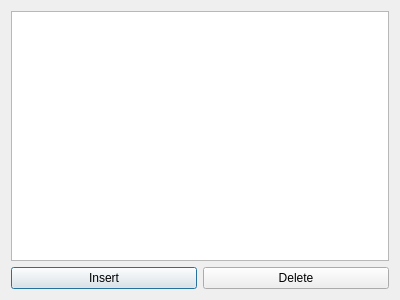
Old version of the form TracePen.ui in the repository AndrewReynen/Lazylyst.
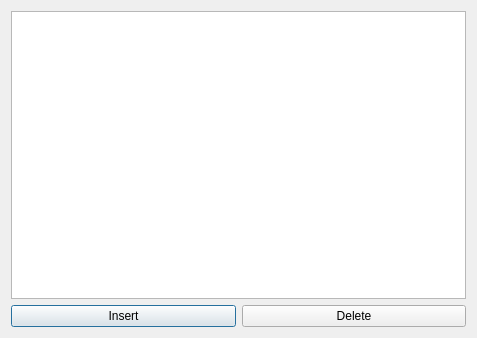
New version of the form.

```diff
--- a/TracePen.ui
+++ b/TracePen.ui
@@ -6,8 +6,8 @@
    <rect>
     <x>0</x>
     <y>0</y>
-    <width>400</width>
-    <height>300</height>
+    <width>477</width>
+    <height>338</height>
    </rect>
   </property>
   <property name="windowTitle">
```
